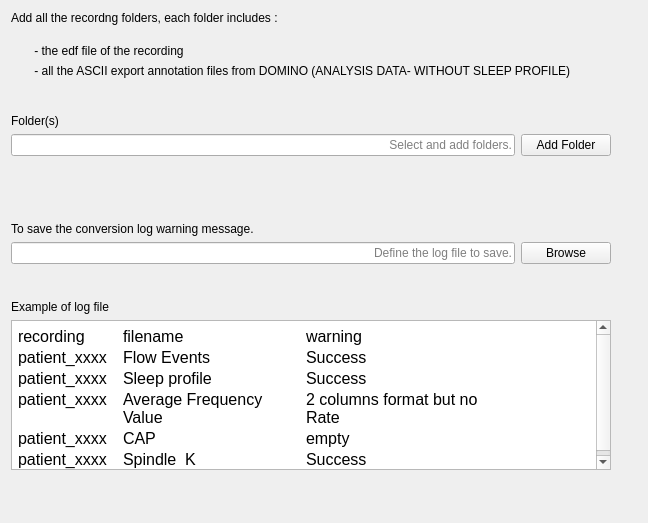
First picture: the form in modules/CEAMSModules/DominoConverter/Ui_DominoConverterSettingsView.ui, repository SnoozToolbox/snooz-package-ceams, before the edit.
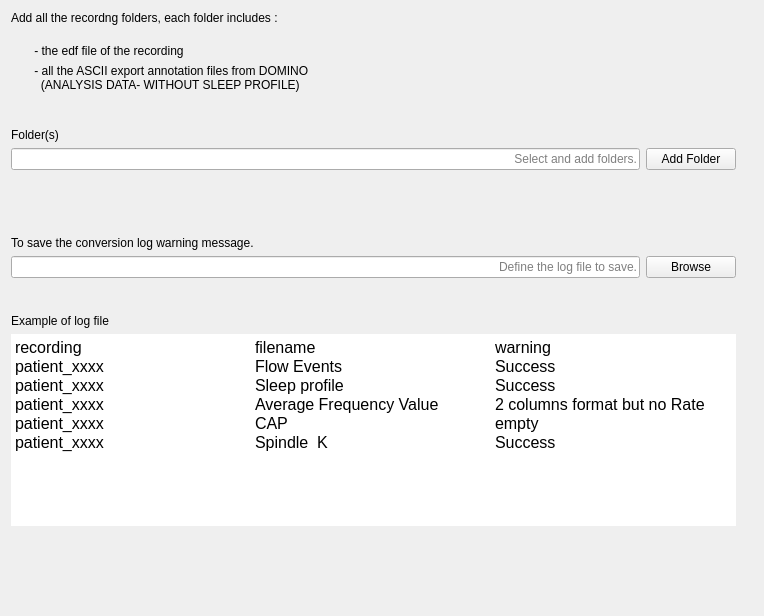
Second picture: the form after the edit.

What changed in the file:
```diff
--- a/modules/CEAMSModules/DominoConverter/Ui_DominoConverterSettingsView.ui
+++ b/modules/CEAMSModules/DominoConverter/Ui_DominoConverterSettingsView.ui
@@ -6,8 +6,8 @@
    <rect>
     <x>0</x>
     <y>0</y>
-    <width>648</width>
-    <height>523</height>
+    <width>764</width>
+    <height>616</height>
    </rect>
   </property>
   <property name="windowTitle">
@@ -78,7 +78,8 @@
             </size>
            </property>
            <property name="text">
-            <string> - all the ASCII export annotation files from DOMINO (ANALYSIS DATA- WITHOUT SLEEP PROFILE)</string>
+            <string> - all the ASCII export annotation files from DOMINO
+   (ANALYSIS DATA- WITHOUT SLEEP PROFILE)</string>
            </property>
           </widget>
          </item>
@@ -223,61 +224,42 @@
       <widget class="QTextEdit" name="textEdit">
        <property name="minimumSize">
         <size>
-         <width>600</width>
-         <height>150</height>
+         <width>725</width>
+         <height>0</height>
         </size>
        </property>
+       <property name="frameShape">
+        <enum>QFrame::Shape::NoFrame</enum>
+       </property>
+       <property name="verticalScrollBarPolicy">
+        <enum>Qt::ScrollBarPolicy::ScrollBarAlwaysOff</enum>
+       </property>
+       <property name="horizontalScrollBarPolicy">
+        <enum>Qt::ScrollBarPolicy::ScrollBarAlwaysOff</enum>
+       </property>
+       <property name="sizeAdjustPolicy">
+        <enum>QAbstractScrollArea::SizeAdjustPolicy::AdjustIgnored</enum>
+       </property>
+       <property name="lineWrapColumnOrWidth">
+        <number>0</number>
+       </property>
        <property name="readOnly">
         <bool>true</bool>
        </property>
        <property name="html">
         <string>&lt;!DOCTYPE HTML PUBLIC &quot;-//W3C//DTD HTML 4.0//EN&quot; &quot;http://www.w3.org/TR/REC-html40/strict.dtd&quot;&gt;
-&lt;html&gt;&lt;head&gt;&lt;meta name=&quot;qrichtext&quot; content=&quot;1&quot; /&gt;&lt;style type=&quot;text/css&quot;&gt;
+&lt;html&gt;&lt;head&gt;&lt;meta name=&quot;qrichtext&quot; content=&quot;1&quot; /&gt;&lt;meta charset=&quot;utf-8&quot; /&gt;&lt;style type=&quot;text/css&quot;&gt;
 p, li { white-space: pre-wrap; }
+hr { height: 1px; border-width: 0; }
+li.unchecked::marker { content: &quot;\2610&quot;; }
+li.checked::marker { content: &quot;\2612&quot;; }
 &lt;/style&gt;&lt;/head&gt;&lt;body style=&quot; font-family:'Roboto'; font-size:12pt; font-weight:400; font-style:normal;&quot;&gt;
-&lt;table border=&quot;0&quot; style=&quot; margin-top:0px; margin-bottom:0px; margin-left:0px; margin-right:0px;&quot; cellspacing=&quot;2&quot; cellpadding=&quot;0&quot;&gt;
-&lt;tr&gt;
-&lt;td width=&quot;103&quot;&gt;
-&lt;p style=&quot; margin-top:0px; margin-bottom:0px; margin-left:0px; margin-right:0px; -qt-block-indent:0; text-indent:0px;&quot;&gt;recording&lt;/p&gt;&lt;/td&gt;
-&lt;td width=&quot;181&quot;&gt;
-&lt;p style=&quot; margin-top:0px; margin-bottom:0px; margin-left:0px; margin-right:0px; -qt-block-indent:0; text-indent:0px;&quot;&gt;filename&lt;/p&gt;&lt;/td&gt;
-&lt;td width=&quot;192&quot;&gt;
-&lt;p style=&quot; margin-top:0px; margin-bottom:0px; margin-left:0px; margin-right:0px; -qt-block-indent:0; text-indent:0px;&quot;&gt;warning&lt;/p&gt;&lt;/td&gt;&lt;/tr&gt;
-&lt;tr&gt;
-&lt;td&gt;
-&lt;p style=&quot; margin-top:0px; margin-bottom:0px; margin-left:0px; margin-right:0px; -qt-block-indent:0; text-indent:0px;&quot;&gt;patient_xxxx&lt;/p&gt;&lt;/td&gt;
-&lt;td&gt;
-&lt;p style=&quot; margin-top:0px; margin-bottom:0px; margin-left:0px; margin-right:0px; -qt-block-indent:0; text-indent:0px;&quot;&gt;Flow Events&lt;/p&gt;&lt;/td&gt;
-&lt;td&gt;
-&lt;p style=&quot; margin-top:0px; margin-bottom:0px; margin-left:0px; margin-right:0px; -qt-block-indent:0; text-indent:0px;&quot;&gt;Success&lt;/p&gt;&lt;/td&gt;&lt;/tr&gt;
-&lt;tr&gt;
-&lt;td&gt;
-&lt;p style=&quot; margin-top:0px; margin-bottom:0px; margin-left:0px; margin-right:0px; -qt-block-indent:0; text-indent:0px;&quot;&gt;patient_xxxx&lt;/p&gt;&lt;/td&gt;
-&lt;td&gt;
-&lt;p style=&quot; margin-top:0px; margin-bottom:0px; margin-left:0px; margin-right:0px; -qt-block-indent:0; text-indent:0px;&quot;&gt;Sleep profile&lt;/p&gt;&lt;/td&gt;
-&lt;td&gt;
-&lt;p style=&quot; margin-top:0px; margin-bottom:0px; margin-left:0px; margin-right:0px; -qt-block-indent:0; text-indent:0px;&quot;&gt;Success&lt;/p&gt;&lt;/td&gt;&lt;/tr&gt;
-&lt;tr&gt;
-&lt;td&gt;
-&lt;p style=&quot; margin-top:0px; margin-bottom:0px; margin-left:0px; margin-right:0px; -qt-block-indent:0; text-indent:0px;&quot;&gt;patient_xxxx&lt;/p&gt;&lt;/td&gt;
-&lt;td&gt;
-&lt;p style=&quot; margin-top:0px; margin-bottom:0px; margin-left:0px; margin-right:0px; -qt-block-indent:0; text-indent:0px;&quot;&gt;Average Frequency Value&lt;/p&gt;&lt;/td&gt;
-&lt;td&gt;
-&lt;p style=&quot; margin-top:0px; margin-bottom:0px; margin-left:0px; margin-right:0px; -qt-block-indent:0; text-indent:0px;&quot;&gt;2 columns format but no Rate&lt;/p&gt;&lt;/td&gt;&lt;/tr&gt;
-&lt;tr&gt;
-&lt;td&gt;
-&lt;p style=&quot; margin-top:0px; margin-bottom:0px; margin-left:0px; margin-right:0px; -qt-block-indent:0; text-indent:0px;&quot;&gt;patient_xxxx&lt;/p&gt;&lt;/td&gt;
-&lt;td&gt;
-&lt;p style=&quot; margin-top:0px; margin-bottom:0px; margin-left:0px; margin-right:0px; -qt-block-indent:0; text-indent:0px;&quot;&gt;CAP&lt;/p&gt;&lt;/td&gt;
-&lt;td&gt;
-&lt;p style=&quot; margin-top:0px; margin-bottom:0px; margin-left:0px; margin-right:0px; -qt-block-indent:0; text-indent:0px;&quot;&gt;empty&lt;/p&gt;&lt;/td&gt;&lt;/tr&gt;
-&lt;tr&gt;
-&lt;td&gt;
-&lt;p style=&quot; margin-top:0px; margin-bottom:0px; margin-left:0px; margin-right:0px; -qt-block-indent:0; text-indent:0px;&quot;&gt;patient_xxxx&lt;/p&gt;&lt;/td&gt;
-&lt;td&gt;
-&lt;p style=&quot; margin-top:0px; margin-bottom:0px; margin-left:0px; margin-right:0px; -qt-block-indent:0; text-indent:0px;&quot;&gt;Spindle  K&lt;/p&gt;&lt;/td&gt;
-&lt;td&gt;
-&lt;p style=&quot; margin-top:0px; margin-bottom:0px; margin-left:0px; margin-right:0px; -qt-block-indent:0; text-indent:0px;&quot;&gt;Success&lt;/p&gt;&lt;/td&gt;&lt;/tr&gt;&lt;/table&gt;&lt;/body&gt;&lt;/html&gt;</string>
+&lt;p style=&quot; margin-top:0px; margin-bottom:0px; margin-left:0px; margin-right:0px; -qt-block-indent:0; text-indent:0px;&quot;&gt;recording			filename			warning&lt;/p&gt;
+&lt;p style=&quot; margin-top:0px; margin-bottom:0px; margin-left:0px; margin-right:0px; -qt-block-indent:0; text-indent:0px;&quot;&gt;patient_xxxx		Flow Events		Success&lt;/p&gt;
+&lt;p style=&quot; margin-top:0px; margin-bottom:0px; margin-left:0px; margin-right:0px; -qt-block-indent:0; text-indent:0px;&quot;&gt;patient_xxxx		Sleep profile		Success&lt;/p&gt;
+&lt;p style=&quot; margin-top:0px; margin-bottom:0px; margin-left:0px; margin-right:0px; -qt-block-indent:0; text-indent:0px;&quot;&gt;patient_xxxx		Average Frequency Value 	2 columns format but no Rate&lt;/p&gt;
+&lt;p style=&quot; margin-top:0px; margin-bottom:0px; margin-left:0px; margin-right:0px; -qt-block-indent:0; text-indent:0px;&quot;&gt;patient_xxxx		CAP			empty&lt;/p&gt;
+&lt;p style=&quot; margin-top:0px; margin-bottom:0px; margin-left:0px; margin-right:0px; -qt-block-indent:0; text-indent:0px;&quot;&gt;patient_xxxx		Spindle  K			Success&lt;/p&gt;&lt;/body&gt;&lt;/html&gt;</string>
        </property>
       </widget>
      </item>
@@ -289,7 +271,7 @@
        <property name="sizeHint" stdset="0">
         <size>
          <width>20</width>
-         <height>225</height>
+         <height>0</height>
         </size>
        </property>
       </spacer>
@@ -303,7 +285,7 @@
      </property>
      <property name="sizeHint" stdset="0">
       <size>
-       <width>40</width>
+       <width>32</width>
        <height>20</height>
       </size>
      </property>
```
Left out of the diff: 30 changed lines with no effect on the pictures.
